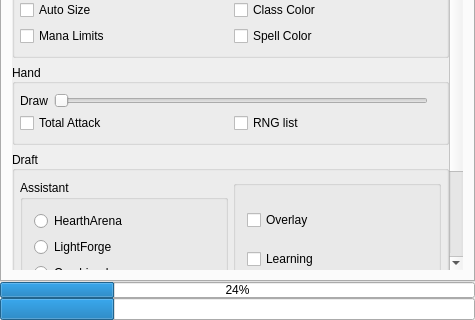
This is mainwindow.ui in supertriodo/Arena-Tracker as Qt 5 draws it before an edit; both pictures show x 0 to 475 and y 377 to 697 of the 475 by 697 pixel window. The edited form follows.
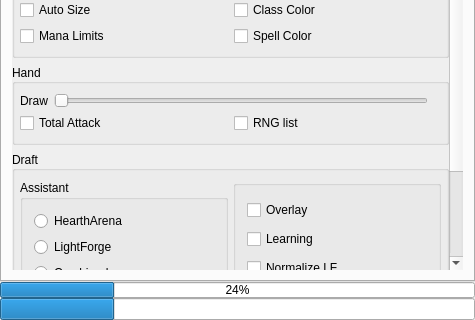
This is the edited form. The open tabs and pages were chosen to show the change. Icons and pictures are not drawn. Custom widgets are drawn as their Qt base class.

Commit message: Add a checkbox in config tab to normalize lightforge. This way you can show the original lightforge scores.

```diff
--- a/mainwindow.ui
+++ b/mainwindow.ui
@@ -1935,6 +1935,17 @@
                       </property>
                      </widget>
                     </item>
+                    <item>
+                     <widget class="QCheckBox" name="configCheckNormalizeLF">
+                      <property name="toolTip">
+                       <string>Normalize LightForge score to 0-100 range
+so it can be compared along with HearthArena score.</string>
+                      </property>
+                      <property name="text">
+                       <string>Normalize LF</string>
+                      </property>
+                     </widget>
+                    </item>
                    </layout>
                   </widget>
                  </item>
```
Left out of the diff: 2 changed lines with no effect on the pictures. The commit also changes 12 other files.
